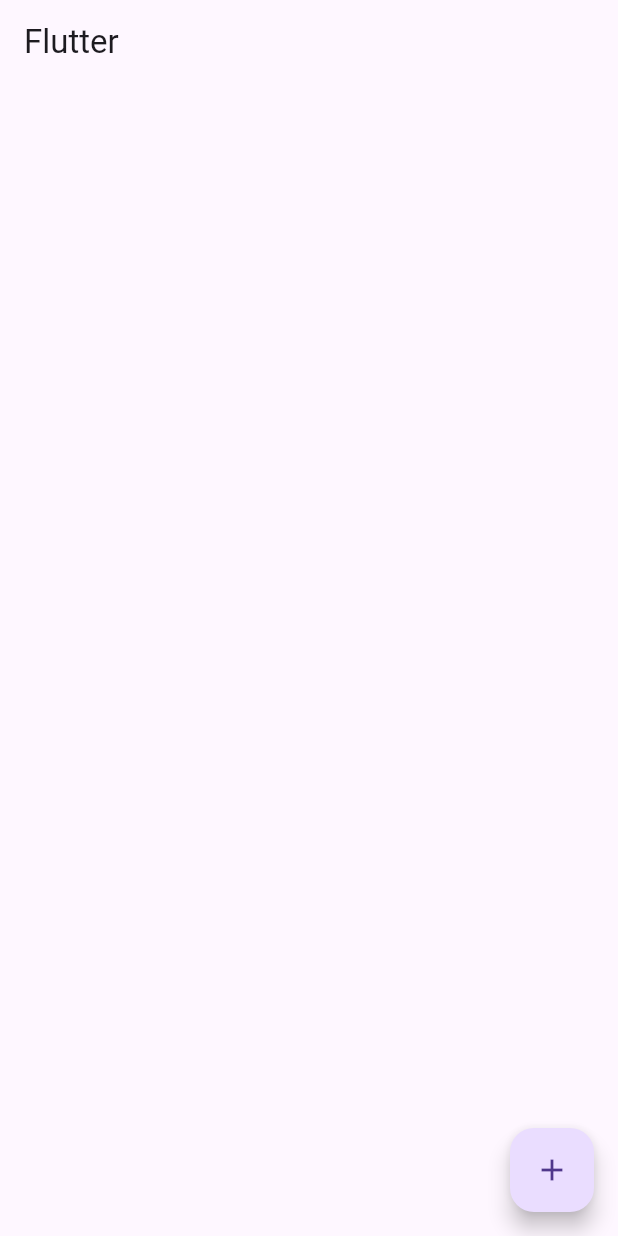
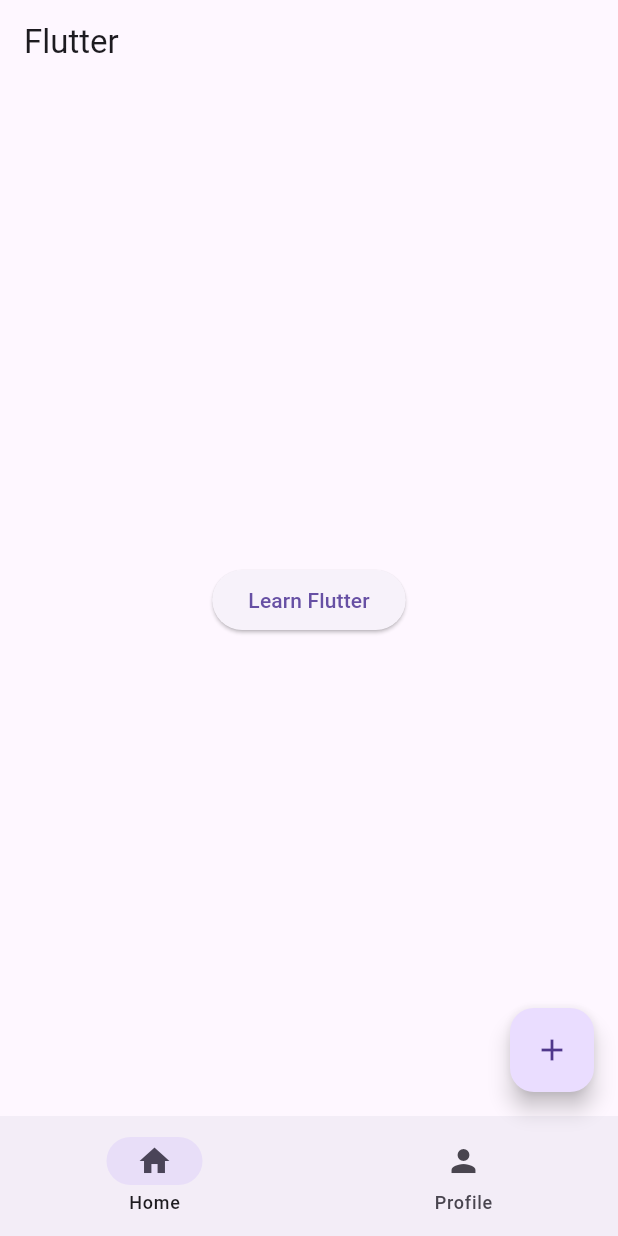
Before and after one commit to Brandon-T-Yates/learn_flutter, a Flutter app: the screen it shows after launch, after a tap on the "add" icon, on a phone screen of 412 x 824 dp. Run offline on Flutter 3.47's test engine with Material 3 defaults, Android fonts, the phone set to English and light mode, and no system bars.

Commit message:
Made new page and button

```diff
--- /dev/null
+++ b/lib/home_page.dart
@@ -0,0 +1,15 @@
+import 'package:flutter/material.dart';
+
+class HomePage extends StatelessWidget {
+  const HomePage({super.key});
+
+  @override
+  Widget build(BuildContext context) {
+    return Center(
+      child: ElevatedButton(
+        onPressed: () {},
+        child: Text('Learn Flutter'),
+      ),
+    );
+  }
+}
--- a/lib/main.dart
+++ b/lib/main.dart
@@ -1,4 +1,5 @@
 import 'package:flutter/material.dart';
+import 'package:learn_flutter/home_page.dart';
 
 void main() {
   runApp(const MyApp());
@@ -10,10 +11,10 @@ class MyApp extends StatelessWidget {
   @override
   Widget build(BuildContext context) {
     return MaterialApp(
-      debugShowCheckedModeBanner: false, // Gets rid of the banner in top right corner
-      theme: ThemeData(
-        primarySwatch: Colors.blue // Sets color theme for app
-      ),
+      debugShowCheckedModeBanner:
+          false, // Gets rid of the banner in top right corner
+      theme: ThemeData(primarySwatch: Colors.blue // Sets color theme for app
+          ),
       home: const RootPage(),
     );
   }
@@ -27,17 +28,31 @@ class RootPage extends StatefulWidget {
 }
 
 class _RootPageState extends State<RootPage> {
+  int currentPage = 0; // created a variable
   @override
   Widget build(BuildContext context) {
     return Scaffold(
       appBar: AppBar( // Nav bar
         title: const Text('Flutter'), // Adds title to the nav bar
       ),
+      body: const HomePage(),
       floatingActionButton: FloatingActionButton(
-        onPressed: (){
+        onPressed: () {
           debugPrint('Floating Action Button'); // Prints to the terminal
         },
-        child: Icon(Icons.add), // Adds the icnon within the button
+        child: const Icon(Icons.add), // Adds the icnon within the button
+      ),
+      bottomNavigationBar: NavigationBar( // Adds navbar to the botton of the screen
+        destinations: const [
+          NavigationDestination(icon: Icon(Icons.home), label: 'Home'), // Adds icon
+          NavigationDestination(icon: Icon(Icons.person), label: 'Profile'), // Adds icon
+        ],
+        onDestinationSelected: (int index){
+          setState(() { // Allows screen to refresh with the StatefulWidget
+            currentPage = index;
+          });
+        },
+        selectedIndex: currentPage, // Shows last clicked on icon
       ),
     );
   }
```
